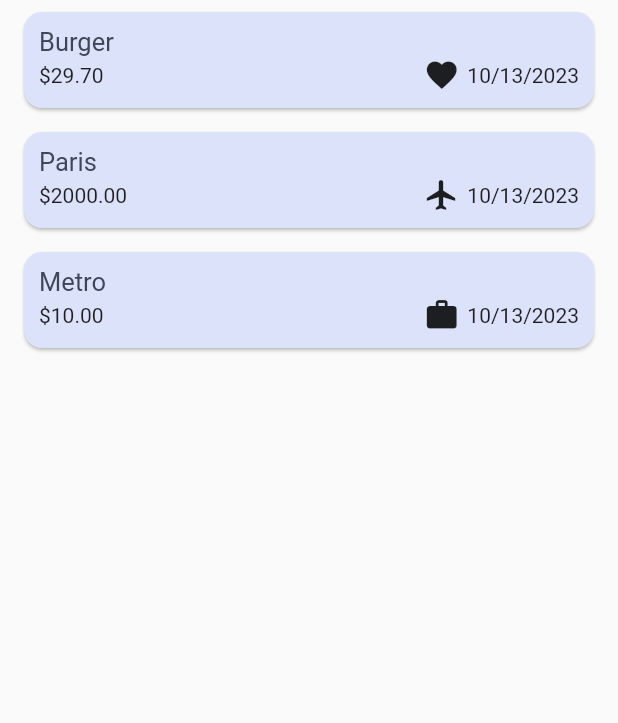
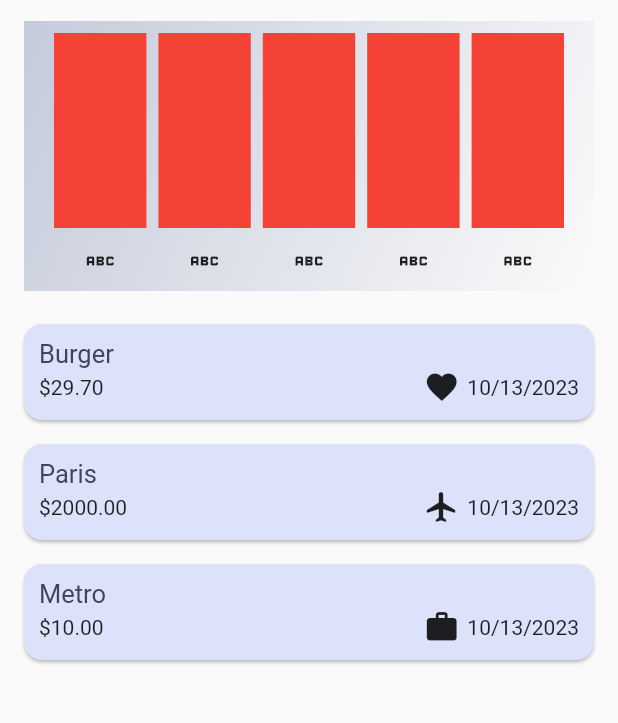
Before and after one commit to ramywael/Expanse, a Flutter app: the screen it shows after launch, on a phone screen of 412 x 824 dp, the part 84-807 px from its top. Run offline on Flutter 3.47's test engine with Material 2 defaults, Android fonts, the phone set to English and light mode, and no system bars.

Commit message:
Create the chart and displays it on the screen

```diff
--- /dev/null
+++ b/lib/chart/chart.dart
@@ -0,0 +1,78 @@
+import 'package:expanse/chart/chart_bar.dart';
+import 'package:flutter/material.dart';
+
+import '../model/expanse.dart';
+
+class Chart extends StatelessWidget {
+  final List<ExpanseModel> expansesList;
+  const Chart({Key? key, required this.expansesList}) : super(key: key);
+  List<ExpansesBucket> get buckets{
+   return [
+   ExpansesBucket.forCategory(Category.food,expansesList),
+   ExpansesBucket.forCategory(Category.travel,expansesList),
+   ExpansesBucket.forCategory(Category.entertainment,expansesList),
+   ExpansesBucket.forCategory(Category.work,expansesList),
+   ExpansesBucket.forCategory(Category.other,expansesList),
+   ];
+   }
+  double get maxAmount{
+    double maxAmountForCategory=0;
+    for(var bucket in buckets)
+      {
+        if(bucket.totalAmount>maxAmountForCategory)
+          {
+            maxAmountForCategory=bucket.totalAmount;
+          }
+      }
+    return maxAmountForCategory;
+  }
+  @override
+  Widget build(BuildContext context) {
+    return Container(
+        margin: const EdgeInsets.symmetric(horizontal: 16, vertical: 14),
+        width: double.infinity,
+        height: 180,
+        padding: const EdgeInsets.symmetric(vertical: 8, horizontal: 16),
+        decoration: BoxDecoration(
+          gradient: LinearGradient(
+            colors: [
+              Theme.of(context).colorScheme.primary.withOpacity(0.3),
+              Theme.of(context).colorScheme.primary.withOpacity(0.0),
+            ],
+            begin: Alignment.topLeft,
+            end: Alignment.bottomRight,
+          ),
+        ),
+        child: Column(
+          children: [
+            Expanded(
+              child: Row(
+           //     crossAxisAlignment: CrossAxisAlignment.end,
+                children: [
+                  for (final element in buckets)
+                   const ChartBar(),
+                ],
+              ),
+            ),
+            const  SizedBox(
+              height: 10,
+            ),
+            Row(
+                children: buckets
+                    .map(
+                      (e) =>  const Expanded(
+                        child:  Padding(
+                    padding:  EdgeInsets.symmetric(horizontal: 4),
+                    child:  Icon(
+                        Icons.abc,
+                    ),
+                  ),
+                      ),
+                )
+                    .toList())
+          ],
+        )
+    );
+
+  }
+}
--- /dev/null
+++ b/lib/chart/chart_bar.dart
@@ -0,0 +1,16 @@
+
+import 'package:flutter/material.dart';
+
+class ChartBar extends StatelessWidget {
+  const ChartBar({Key? key,}) : super(key: key);
+
+  @override
+  Widget build(BuildContext context) {
+    return  Expanded(
+      child: Container(
+        color: Colors.red,
+        margin: const EdgeInsets.symmetric(horizontal: 4),
+      ),
+    );
+  }
+}
--- a/lib/expanse_screen.dart
+++ b/lib/expanse_screen.dart
@@ -1,9 +1,9 @@
 import 'dart:developer';
-
 import 'package:expanse/widget/expanse_List.dart';
 import 'package:expanse/widget/new_expanse.dart';
 import 'package:flutter/material.dart';
 
+import 'chart/chart.dart';
 import 'model/expanse.dart';
 
 class Expanses extends StatefulWidget {
@@ -95,6 +95,9 @@ class _ExpansesState extends State<Expanses> {
       ),
       body: Column(
         children: [
+          Chart(
+            expansesList: _expanseList,
+          ),
           Expanded(
             child: ExpanseList(
               expanseList: _expanseList,
```
Lines whose indentation alone changed are shown as unchanged.
